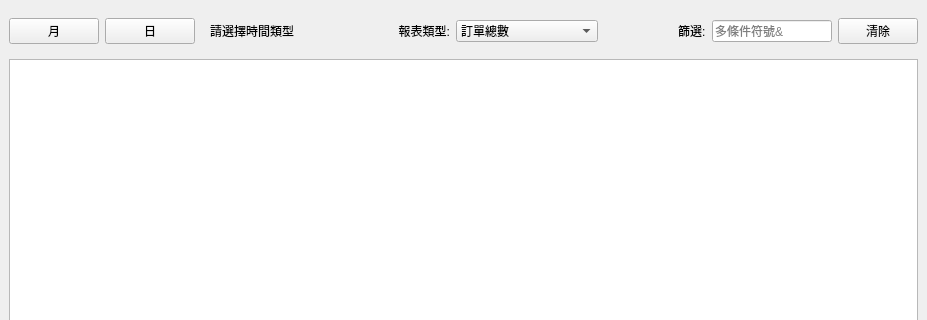
Qt form src/AdbClient/StageReport/LayerUserReport.ui (roger0816/Adb) before a commit; both pictures show x 0 to 927 and y 0 to 320 of the 927 by 487 pixel window.
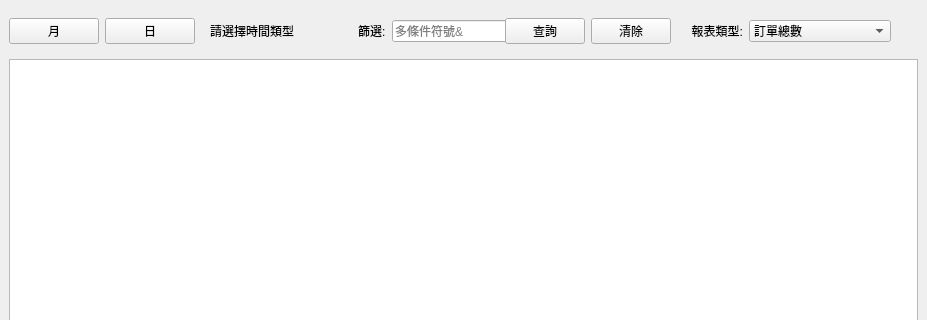
The same form after that commit.

```diff
--- a/src/AdbClient/StageReport/LayerUserReport.ui
+++ b/src/AdbClient/StageReport/LayerUserReport.ui
@@ -162,91 +162,6 @@
            </layout>
           </widget>
          </item>
-         <item>
-          <spacer name="horizontalSpacer">
-           <property name="orientation">
-            <enum>Qt::Horizontal</enum>
-           </property>
-           <property name="sizeHint" stdset="0">
-            <size>
-             <width>40</width>
-             <height>20</height>
-            </size>
-           </property>
-          </spacer>
-         </item>
-         <item>
-          <widget class="QWidget" name="widget_4" native="true">
-           <property name="minimumSize">
-            <size>
-             <width>200</width>
-             <height>0</height>
-            </size>
-           </property>
-           <layout class="QHBoxLayout" name="horizontalLayout_3">
-            <property name="leftMargin">
-             <number>0</number>
-            </property>
-            <property name="topMargin">
-             <number>0</number>
-            </property>
-            <property name="rightMargin">
-             <number>0</number>
-            </property>
-            <property name="bottomMargin">
-             <number>0</number>
-            </property>
-            <item>
-             <widget class="QLabel" name="label_3">
-              <property name="sizePolicy">
-               <sizepolicy hsizetype="Fixed" vsizetype="Preferred">
-                <horstretch>0</horstretch>
-                <verstretch>0</verstretch>
-               </sizepolicy>
-              </property>
-              <property name="text">
-               <string>報表類型:</string>
-              </property>
-              <property name="alignment">
-               <set>Qt::AlignRight|Qt::AlignTrailing|Qt::AlignVCenter</set>
-              </property>
-             </widget>
-            </item>
-            <item>
-             <widget class="QComboBox" name="cbType">
-              <item>
-               <property name="text">
-                <string>訂單總數</string>
-               </property>
-              </item>
-              <item>
-               <property name="text">
-                <string>儲值時間</string>
-               </property>
-              </item>
-              <item>
-               <property name="text">
-                <string>每筆均時</string>
-               </property>
-              </item>
-             </widget>
-            </item>
-           </layout>
-          </widget>
-         </item>
-         <item>
-          <spacer name="horizontalSpacer_2">
-           <property name="orientation">
-            <enum>Qt::Horizontal</enum>
-           </property>
-           <property name="sizeHint" stdset="0">
-            <size>
-             <width>40</width>
-             <height>20</height>
-            </size>
-           </property>
-          </spacer>
-         </item>
          <item>
           <widget class="QWidget" name="widget_3" native="true">
            <property name="sizePolicy">
@@ -294,6 +209,13 @@
               </property>
              </widget>
             </item>
+            <item>
+             <widget class="QPushButton" name="btnOk">
+              <property name="text">
+               <string>查詢</string>
+              </property>
+             </widget>
+            </item>
             <item>
              <widget class="QPushButton" name="btnClear">
               <property name="text">
@@ -304,6 +226,78 @@
            </layout>
           </widget>
          </item>
+         <item>
+          <widget class="QWidget" name="widget_4" native="true">
+           <property name="minimumSize">
+            <size>
+             <width>200</width>
+             <height>0</height>
+            </size>
+           </property>
+           <layout class="QHBoxLayout" name="horizontalLayout_3">
+            <property name="leftMargin">
+             <number>0</number>
+            </property>
+            <property name="topMargin">
+             <number>0</number>
+            </property>
+            <property name="rightMargin">
+             <number>0</number>
+            </property>
+            <property name="bottomMargin">
+             <number>0</number>
+            </property>
+            <item>
+             <widget class="QLabel" name="label_3">
+              <property name="sizePolicy">
+               <sizepolicy hsizetype="Fixed" vsizetype="Preferred">
+                <horstretch>0</horstretch>
+                <verstretch>0</verstretch>
+               </sizepolicy>
+              </property>
+              <property name="text">
+               <string>報表類型:</string>
+              </property>
+              <property name="alignment">
+               <set>Qt::AlignRight|Qt::AlignTrailing|Qt::AlignVCenter</set>
+              </property>
+             </widget>
+            </item>
+            <item>
+             <widget class="QComboBox" name="cbType">
+              <item>
+               <property name="text">
+                <string>訂單總數</string>
+               </property>
+              </item>
+              <item>
+               <property name="text">
+                <string>儲值時間</string>
+               </property>
+              </item>
+              <item>
+               <property name="text">
+                <string>每筆均時</string>
+               </property>
+              </item>
+             </widget>
+            </item>
+           </layout>
+          </widget>
+         </item>
+         <item>
+          <spacer name="horizontalSpacer_2">
+           <property name="orientation">
+            <enum>Qt::Horizontal</enum>
+           </property>
+           <property name="sizeHint" stdset="0">
+            <size>
+             <width>40</width>
+             <height>20</height>
+            </size>
+           </property>
+          </spacer>
+         </item>
         </layout>
        </widget>
       </item>
```
